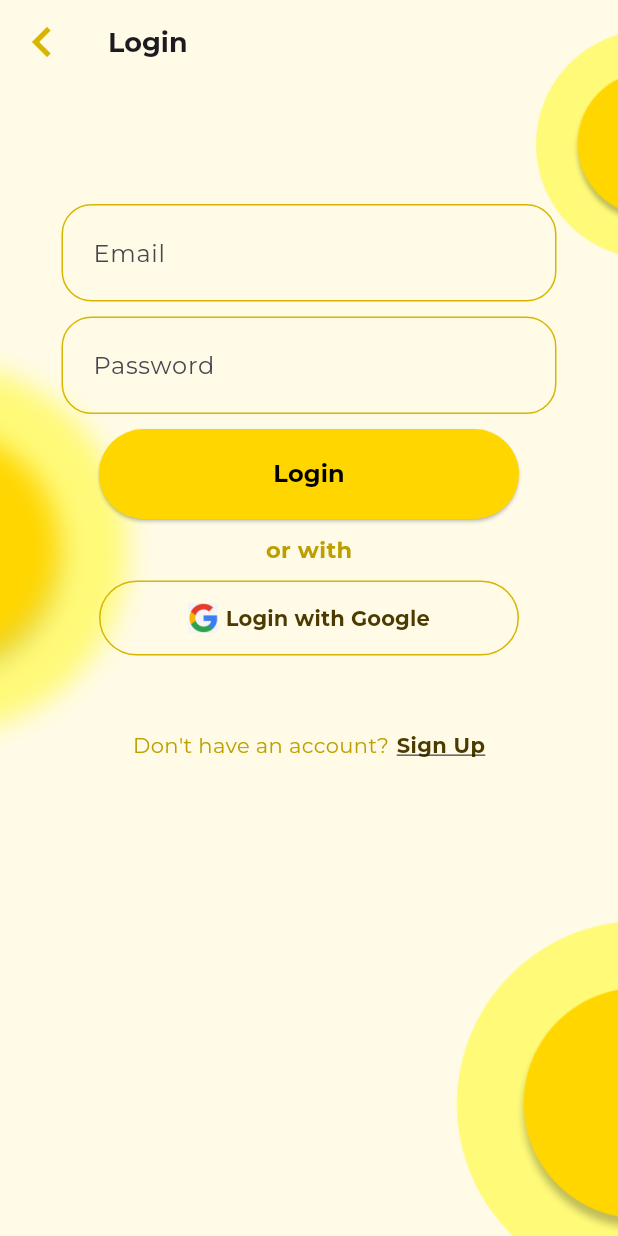
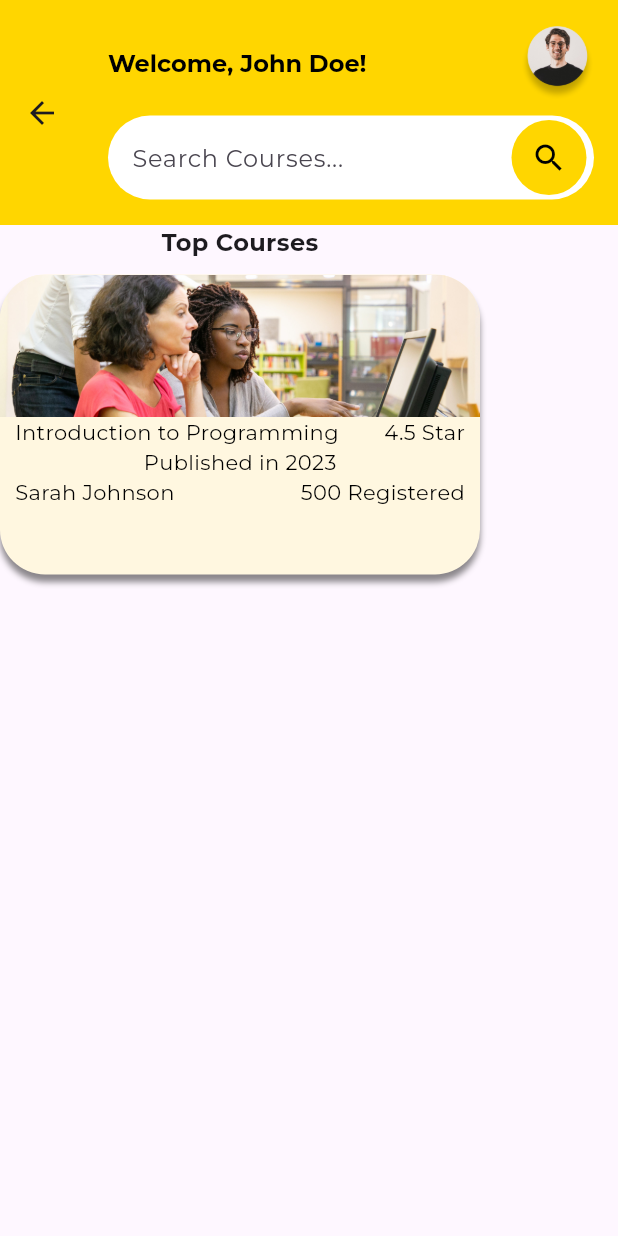
Before and after one commit to lati-tibabu/uni_pace, a Flutter app: the Login screen opened directly, after a tap on "Login", on a phone screen of 412 x 824 dp. Run offline on Flutter 3.47's test engine with Material 3 defaults, Android fonts, the phone set to English and light mode, and no system bars; our stand-ins replace flutter_svg, google_fonts.

Commit message:
Sunday Morning progress

```diff
--- a/lib/auth_screen/login.dart
+++ b/lib/auth_screen/login.dart
@@ -4,6 +4,7 @@ import 'package:uni_pace/auth_screen/signup.dart';
 import 'package:uni_pace/components/primarybutton.dart';
 import 'package:uni_pace/components/textfield.dart';
 import 'package:uni_pace/onboarding/onboarding_pages.dart';
+import 'package:uni_pace/screens/home_screen.dart';
 
 class Login extends StatefulWidget {
   const Login({Key? key}) : super(key: key);
@@ -74,8 +75,32 @@ class _LoginState extends State<Login> {
                   child: const Textfield(hintName: "Password", obscure: true),
                 ),
                 const SizedBox(width: 0.0, height: 10.0),
-                const Primarybutton(ButtonText: "Login"),
-
+                // const Primarybutton(ButtonText: "Login"),
+                ElevatedButton(
+                  style: ButtonStyle(
+                      minimumSize: WidgetStateProperty.all(const Size(280, 60)),
+                      backgroundColor:
+                          WidgetStateProperty.all(const Color(0xFFFFD600))),
+                  onPressed: () {
+                    // Navigator.pushReplacement(
+                    //   context,
+                    //   MaterialPageRoute(builder: (context) => Login()),
+                    // );
+                    Navigator.pushReplacement(
+                      context,
+                      MaterialPageRoute(
+                          builder: (context) => const HomeScreen()),
+                    );
+                  },
+                  child: Text(
+                    "Login",
+                    style: GoogleFonts.montserrat(
+                      fontSize: 16,
+                      fontWeight: FontWeight.bold,
+                      color: Colors.black,
+                    ),
+                  ),
+                ),
                 const SizedBox(width: 0.0, height: 10.0),
 
                 Center(
--- a/lib/components/textfield.dart
+++ b/lib/components/textfield.dart
@@ -34,6 +34,13 @@ class Textfield extends StatelessWidget {
               fontSize: 16,
             ),
             border: InputBorder.none,
+            // (obscure == 1) ? Text("Hello") : Text("bye"),
+            suffixIcon: obscure
+                ? IconButton(
+                    onPressed: () {},
+                    icon: Icon(Icons.visibility_off),
+                  )
+                : null,
           ),
         ),
       ),
--- /dev/null
+++ b/lib/screens/home_screen.dart
@@ -0,0 +1,213 @@
+import 'package:flutter/material.dart';
+import 'package:google_fonts/google_fonts.dart';
+import 'package:uni_pace/components/textfield.dart';
+
+class HomeScreen extends StatelessWidget {
+  const HomeScreen({Key? key}) : super(key: key);
+
+  @override
+  Widget build(BuildContext context) {
+    return Scaffold(
+      // body: Text("Home Screen"),
+      appBar: AppBar(
+        toolbarHeight: 150,
+        backgroundColor: Color(0xFFFFD600),
+        // elevation: 0,
+        title: SafeArea(
+          child: Column(
+            children: [
+              Row(
+                mainAxisAlignment: MainAxisAlignment.spaceBetween,
+                crossAxisAlignment: CrossAxisAlignment.center,
+                children: [
+                  Text(
+                    "Welcome, John Doe!",
+                    style: GoogleFonts.montserrat(
+                      fontSize: 16,
+                      fontWeight: FontWeight.bold,
+                      color: Color(0xFF000000),
+                    ),
+                  ),
+                  Container(
+                    width: 50,
+                    height: 50,
+                    decoration: BoxDecoration(
+                      image: DecorationImage(
+                        image: AssetImage("assets/pictures/user_avatar.png"),
+                      ),
+                    ),
+                    // child: Widget(),
+                  )
+                ],
+              ),
+              SizedBox(height: 10),
+              // const Row(
+              //   mainAxisAlignment: MainAxisAlignment.spaceBetween,
+              //   crossAxisAlignment: CrossAxisAlignment.center,
+              //   children: [
+              //     // Textfield(hintName: "Search Courses...", obscure: false)
+              //     TextField(
+              //       decoration: InputDecoration(
+              //         hintText: "Search Courses...",
+              //       ),
+              //     )
+              //   ],
+              // ),
+              // SizedBox(height: 10),
+              // Text("Home Screen"),
+
+              TextField(
+                decoration: InputDecoration(
+                  // contentPadding:
+                  // EdgeInsets.symmetric(horizontal: 30.0, vertical: 15.0),
+                  enabledBorder: OutlineInputBorder(
+                    borderSide: BorderSide(color: Colors.transparent),
+                    borderRadius: BorderRadius.circular(50.0),
+                  ),
+                  focusedBorder: OutlineInputBorder(
+                    borderSide: BorderSide(color: Colors.transparent),
+                    borderRadius: BorderRadius.circular(50.0),
+                  ),
+                  hintText: "Search Courses...",
+                  hintStyle: GoogleFonts.montserrat(),
+                  fillColor: Colors.white,
+                  filled: true,
+                  border: OutlineInputBorder(
+                    borderRadius: BorderRadius.circular(50.0),
+                  ),
+                  suffixIcon: Container(
+                    width: 50,
+                    height: 50,
+                    margin: EdgeInsets.only(right: 5),
+                    decoration: BoxDecoration(
+                      color: Color(0xFFFFD600),
+                      borderRadius: BorderRadius.circular(50.0),
+                    ),
+                    child: IconButton(
+                      color: Color.fromARGB(255, 0, 0, 0),
+                      icon: Icon(Icons
+                          .search), // You can use Icons.lens for a lens icon
+                      onPressed: () {
+                        // Handle search button press
+                      },
+                    ),
+                  ),
+                ),
+              ),
+            ],
+          ),
+        ),
+      ),
+      body: Column(
+        children: [
+          //top courses section
+          Column(
+            children: [
+              Text(
+                "Top Courses",
+                style: GoogleFonts.montserrat(
+                  fontSize: 16,
+                  fontWeight: FontWeight.bold,
+                ),
+              ),
+              const SizedBox(height: 10),
+              Container(
+                width: 320,
+                height: 200,
+                decoration: BoxDecoration(
+                  boxShadow: [
+                    BoxShadow(
+                        color: Color.fromARGB(116, 0, 0, 0),
+                        blurRadius: 3,
+                        offset: Offset(0, 5)),
+                  ],
+                  color: const Color.fromARGB(255, 255, 247, 224),
+                  borderRadius: BorderRadius.circular(30),
+                ),
+                child: Column(
+                  children: [
+                    Container(
+                      width: double.infinity,
+                      height: 95,
+                      decoration: const BoxDecoration(
+                        borderRadius: BorderRadius.only(
+                          topLeft: Radius.circular(30),
+                          topRight: Radius.circular(30),
+                        ),
+                        image: DecorationImage(
+                          image: AssetImage(
+                              "assets/pictures/course_thumbnail/topcourse_image1.jpg"),
+                          fit: BoxFit.cover,
+                        ),
+                      ),
+                      // child: Widget(),
+                    ),
+                    Container(
+                      margin: EdgeInsets.only(left: 10, right: 10),
+                      child: Column(
+                        mainAxisAlignment: MainAxisAlignment.spaceBetween,
+                        children: [
+                          Row(
+                            mainAxisAlignment: MainAxisAlignment.spaceBetween,
+                            children: [
+                              Text(
+                                "Introduction to Programming",
+                                style: GoogleFonts.montserrat(
+                                  fontSize: 14,
+                                  fontWeight: FontWeight.normal,
+                                  color: Color(0xFF000000),
+                                ),
+                              ),
+                              Text(
+                                "4.5 Star",
+                                style: GoogleFonts.montserrat(
+                                  fontSize: 14,
+                                  fontWeight: FontWeight.normal,
+                                  color: Color(0xFF000000),
+                                ),
+                              )
+                            ],
+                          ),
+                          Text(
+                            textAlign: TextAlign.start,
+                            "Published in 2023",
+                            style: GoogleFonts.montserrat(
+                              fontSize: 14,
+                              fontWeight: FontWeight.normal,
+                              color: Color(0xFF000000),
+                            ),
+                          ),
+                          Row(
+                            mainAxisAlignment: MainAxisAlignment.spaceBetween,
+                            children: [
+                              Text(
+                                "Sarah Johnson",
+                                style: GoogleFonts.montserrat(
+                                  fontSize: 14,
+                                  fontWeight: FontWeight.normal,
+                                  color: Color(0xFF000000),
+                                ),
+                              ),
+                              Text(
+                                "500 Registered",
+                                style: GoogleFonts.montserrat(
+                                  fontSize: 14,
+                                  fontWeight: FontWeight.normal,
+                                  color: Color(0xFF000000),
+                                ),
+                              )
+                            ],
+                          )
+                        ],
+                      ),
+                    )
+                  ],
+                ),
+              )
+            ],
+          )
+        ],
+      ),
+    );
+  }
+}
--- a/pubspec.yaml
+++ b/pubspec.yaml
@@ -78,6 +78,8 @@ flutter:
     - assets/icons/
     - assets/images/
     - assets/pictures/
+    - assets/pictures/course_thumbnail/
+    - assets/logo/
   #   - images/a_dot_ham.jpeg
 
   # An image asset can refer to one or more resolution-specific "variants", see
```
Also changed, not shown: lib/main.dart (+0 -26 lines), assets/pictures/course_thumbnail/topcourse_image1.jpg (added), assets/pictures/user_avatar.png (added).
